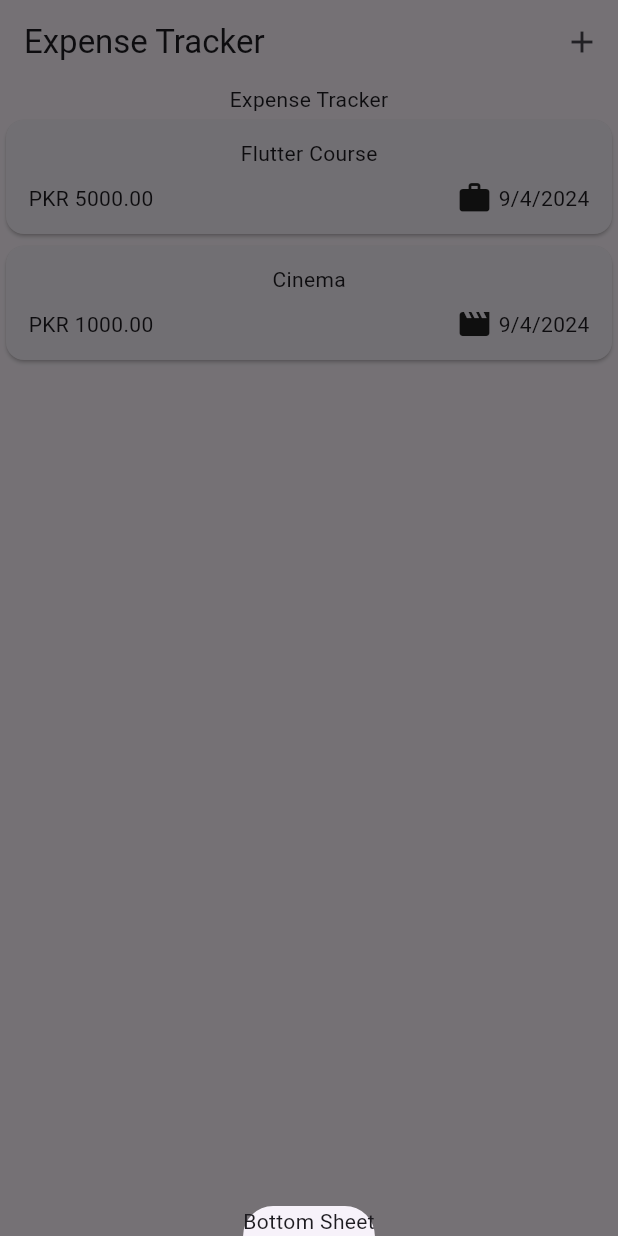
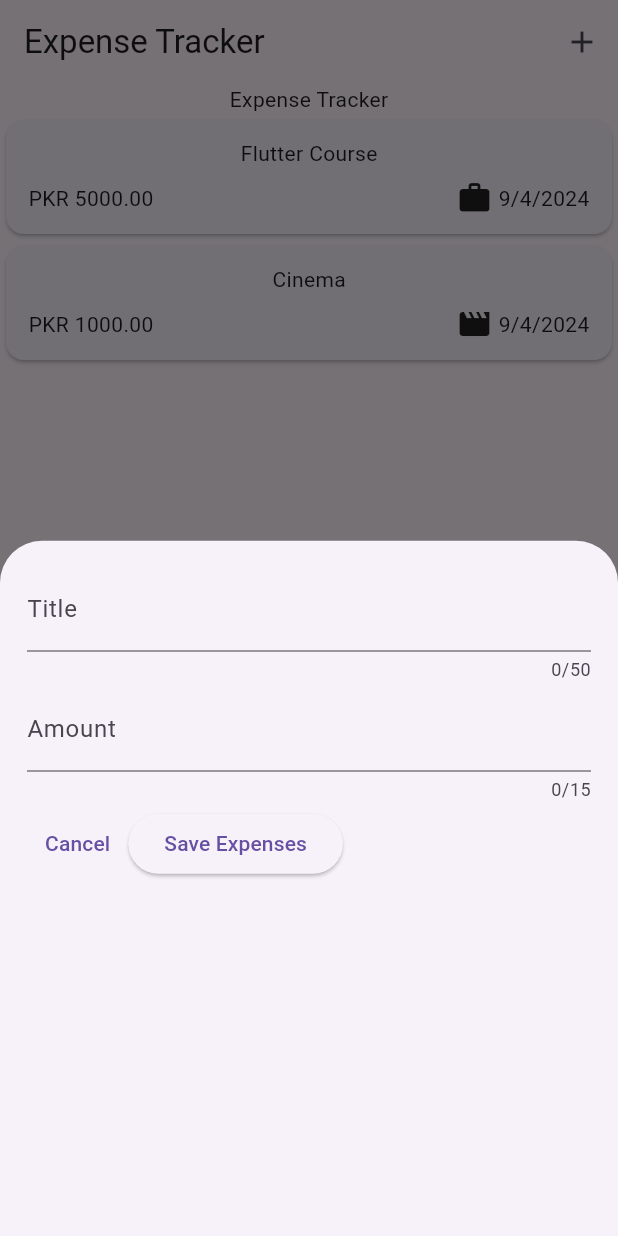
Before and after one commit to mumerkhan786/expense_tracker, a Flutter app: the screen it shows after launch, after a tap on the "add" icon, on a phone screen of 412 x 824 dp. Run offline on Flutter 3.47's test engine with Material 3 defaults, Android fonts, the phone set to English and light mode, and no system bars.

Commit message:
feat: Create NewExpense class with bottom sheet, TextField, and button logic

```diff
--- a/lib/widget/expenses.dart
+++ b/lib/widget/expenses.dart
@@ -1,3 +1,4 @@
+import 'package:expense_tracker/widget/new_expenses.dart';
 import 'package:flutter/material.dart';
 import 'package:expense_tracker/model/expense_structure.dart';
 import 'package:expense_tracker/widget/expenses_list/expense_list.dart';
@@ -30,7 +31,7 @@ class _ExpensesState extends State<Expenses> {
   void _openAddExpenseOverlay() {
     showModalBottomSheet(
       context: context,
-      builder: (ctx) => const Text('Bottom Sheet'),
+      builder: (ctx) => const NewExpenses(),
     );
   }
 
--- /dev/null
+++ b/lib/widget/new_expenses.dart
@@ -0,0 +1,63 @@
+import 'package:flutter/material.dart';
+
+class NewExpenses extends StatefulWidget {
+  const NewExpenses({super.key});
+
+  @override
+  State<NewExpenses> createState() => _NewExpensesState();
+}
+
+class _NewExpensesState extends State<NewExpenses> {
+  final _titleController = TextEditingController();
+  final _amountController = TextEditingController();
+
+  @override
+  void dispose() {
+    _titleController.dispose();
+    _amountController.dispose();
+    super.dispose();
+  }
+
+  @override
+  Widget build(BuildContext context) {
+    return Padding(
+      padding: const EdgeInsets.all(18),
+      child: Column(
+        children: [
+          TextField(
+            controller: _titleController,
+            maxLength: 50,
+            decoration: const InputDecoration(
+              label: Text('Title'),
+            ),
+          ),
+          const SizedBox(height: 4),
+          TextField(
+            controller: _amountController,
+            maxLength: 15,
+            decoration: const InputDecoration(
+              label: Text('Amount'),
+              prefixText: 'PKR',
+            ),
+          ),
+          const SizedBox(height: 4),
+          Row(
+            children: [
+              TextButton(
+                onPressed: () {},
+                child: const Text('Cancel'),
+              ),
+              ElevatedButton(
+                onPressed: () {
+                  print(_titleController.text);
+                  print(_amountController.text);
+                },
+                child: const Text('Save Expenses'),
+              ),
+            ],
+          ),
+        ],
+      ),
+    );
+  }
+}
```
